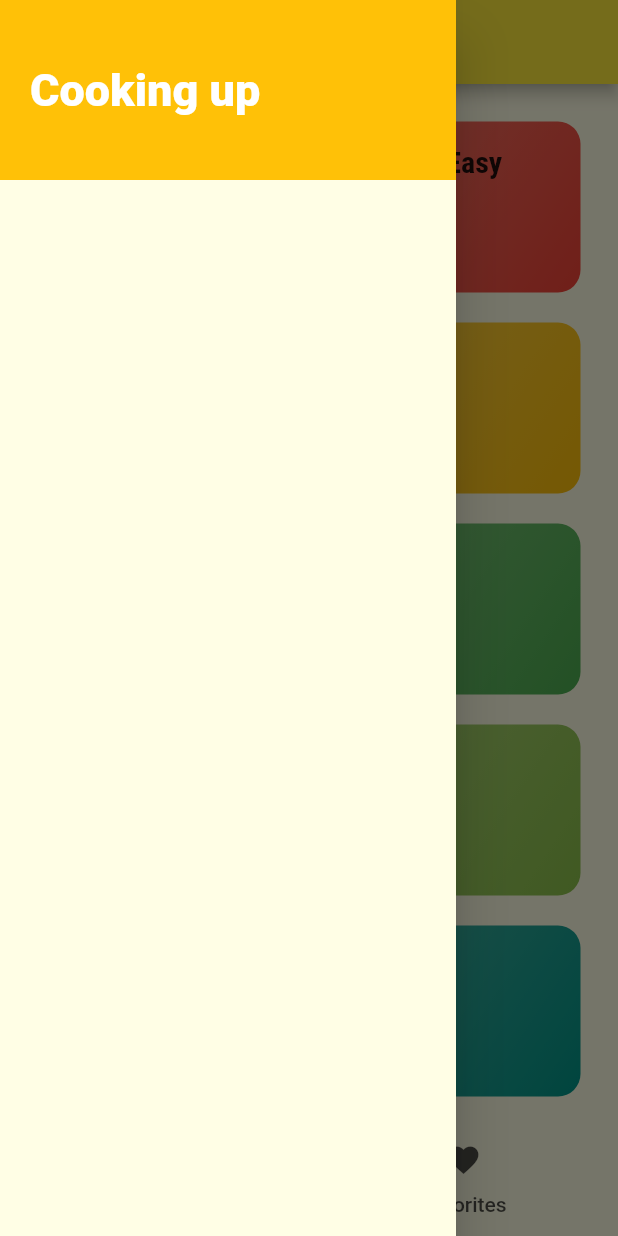
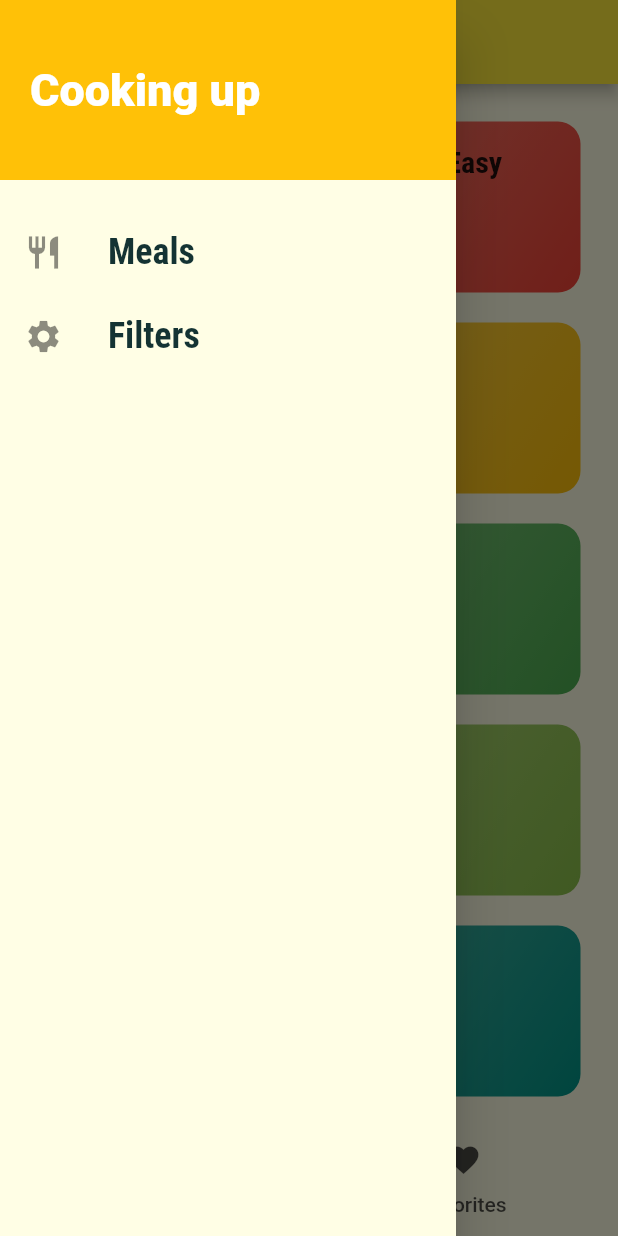
Before and after one commit to curiouskaran/tatania, a Flutter app: the screen it shows after launch, with the side drawer open, on a phone screen of 412 x 824 dp. Run offline on Flutter 3.47's test engine with Material 2 defaults, Android fonts, the phone set to English and light mode, and no system bars; Roboto replaces fonts that are missing (Raleway).

```diff
--- a/lib/main.dart
+++ b/lib/main.dart
@@ -4,6 +4,7 @@ import './screens/tabs_screen.dart';
 import './screens/meal_detail_screen.dart';
 import './screens/category_meals_screen.dart';
 import './screens/categories_screen.dart';
+import './screens/filters_screen.dart';
 
 void main() => runApp(MyApp());
 
@@ -30,9 +31,10 @@ class MyApp extends StatelessWidget {
       //Named Routes
       initialRoute: '/', //default is / only
       routes: {
-        '/': (ctx) => TabsScreen(),
+        TabsScreen.routeName: (ctx) => TabsScreen(),
         CategoryMealsScreen.routeName: (ctx) => CategoryMealsScreen(),
-        MealDetailScreen.routeName: (ctx) => MealDetailScreen()
+        MealDetailScreen.routeName: (ctx) => MealDetailScreen(),
+        FiltersScreen.routeName: (ctx) => FiltersScreen()
       },
       onGenerateRoute: (settings) {
         //used when a dynamic route name is generated and not present in route table so, it is used for provide handling
--- a/lib/screens/meal_detail_screen.dart
+++ b/lib/screens/meal_detail_screen.dart
@@ -87,6 +87,12 @@ class MealDetailScreen extends StatelessWidget {
           ],
         ),
       ),
+      floatingActionButton: FloatingActionButton(
+        onPressed: () {
+          Navigator.of(context).pop(routeParams['id']);
+        },
+        child: Icon(Icons.delete),
+      ),
     );
   }
 }
--- a/lib/screens/tabs_screen.dart
+++ b/lib/screens/tabs_screen.dart
@@ -5,6 +5,7 @@ import './favoritesScreen.dart';
 import '../widgets/main_drawer.dart';
 
 class TabsScreen extends StatelessWidget {
+  static const routeName = '/';
   @override
   Widget build(BuildContext context) {
     return DefaultTabController(
--- a/lib/widgets/main_drawer.dart
+++ b/lib/widgets/main_drawer.dart
@@ -1,6 +1,27 @@
 import 'package:flutter/material.dart';
 
+import '../screens/filters_screen.dart';
+import '../screens/tabs_screen.dart';
+
 class MainDrawer extends StatelessWidget {
+  Widget buildDrawerTile(
+      IconData iconType, String tileName, Function tapHandler) {
+    return ListTile(
+      leading: Icon(
+        iconType,
+        size: 26,
+      ),
+      title: Text(
+        tileName,
+        style: TextStyle(
+            fontFamily: 'RobotoCondensed',
+            fontSize: 24,
+            fontWeight: FontWeight.bold),
+      ),
+      onTap: tapHandler,
+    );
+  }
+
   @override
   Widget build(BuildContext context) {
     return Container(
@@ -23,7 +44,14 @@ class MainDrawer extends StatelessWidget {
             ),
             SizedBox(
               height: 20,
-            )
+            ),
+            buildDrawerTile(Icons.restaurant, 'Meals', () {
+              Navigator.of(context).pushReplacementNamed(TabsScreen.routeName);
+            }),
+            buildDrawerTile(Icons.settings, 'Filters', () {
+              Navigator.of(context)
+                  .pushReplacementNamed(FiltersScreen.routeName);
+            }),
           ],
         ),
       ),
```
Also changed, not shown: lib/screens/category_meals_screen.dart (+47 -26 lines), lib/screens/filters_screen.dart (added, +19 -0 lines), lib/widgets/meal_item.dart (+14 -9 lines).
